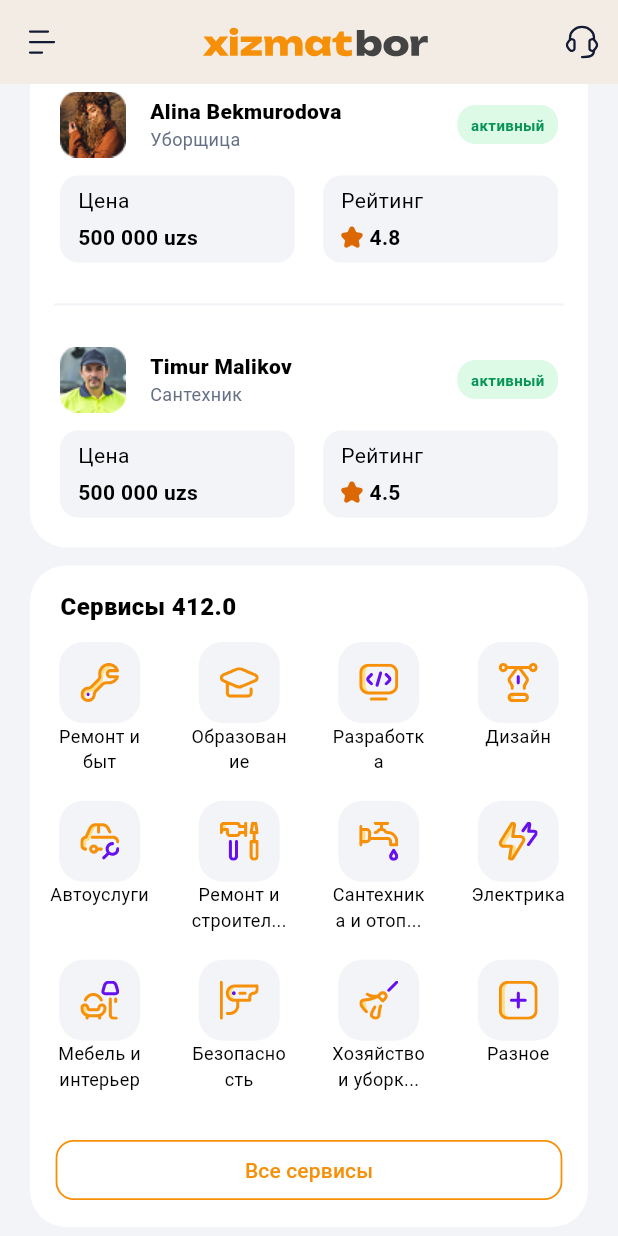
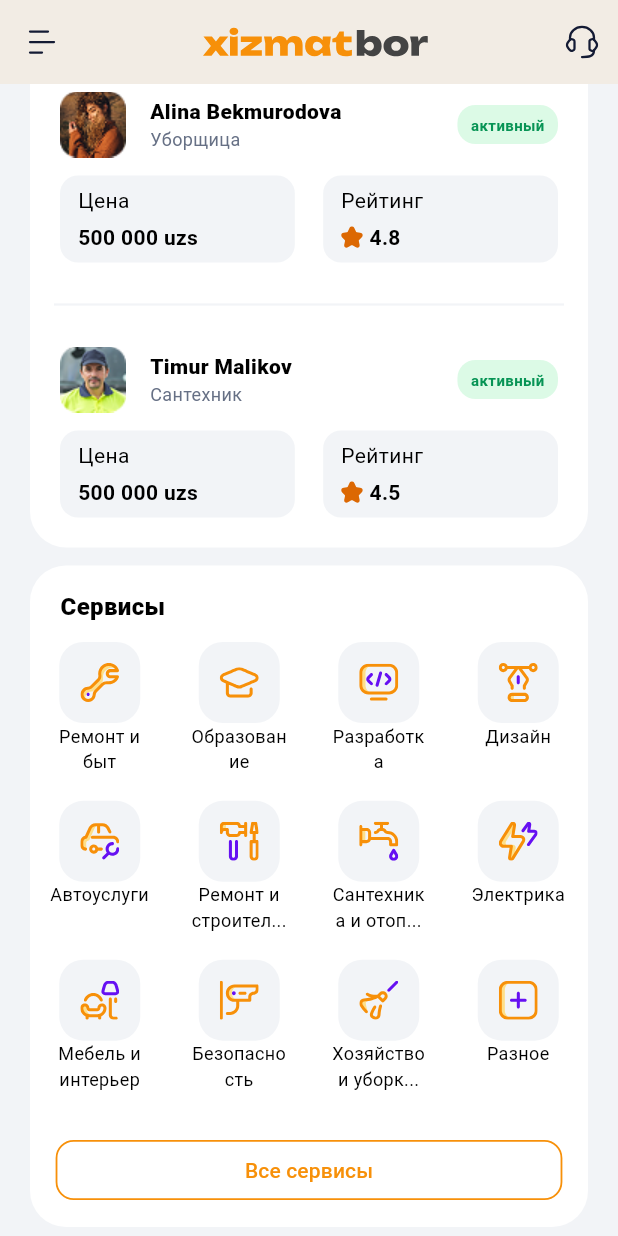
Before and after one commit to iBehruz/xizmatbor, a Flutter app: the screen it shows after launch, scrolled down 488 dp, on a phone screen of 412 x 824 dp. Run offline on Flutter 3.47's test engine with Material 3 defaults, Android fonts, the light colour scheme and no system bars; our stand-ins replace dartz, equatable, flutter_bloc, flutter_easyloading, flutter_svg, get_it; Roboto replaces fonts that are missing (Xizmatbor).

Commit message:
no text rem

```diff
--- a/lib/src/presentation/pages/home.dart
+++ b/lib/src/presentation/pages/home.dart
@@ -760,7 +760,7 @@ class _HomePageState extends State<HomePage> {
                   Padding(
                     padding: EdgeInsets.only(top: 16, left: 16, right: 16),
                     child: Text(
-                      " Сервисы ${MediaQuery.of(context).size.width}",
+                      " Сервисы",
                       style: TextStyle(
                         fontSize: 16,
                         fontWeight: FontWeight.w800,
```
